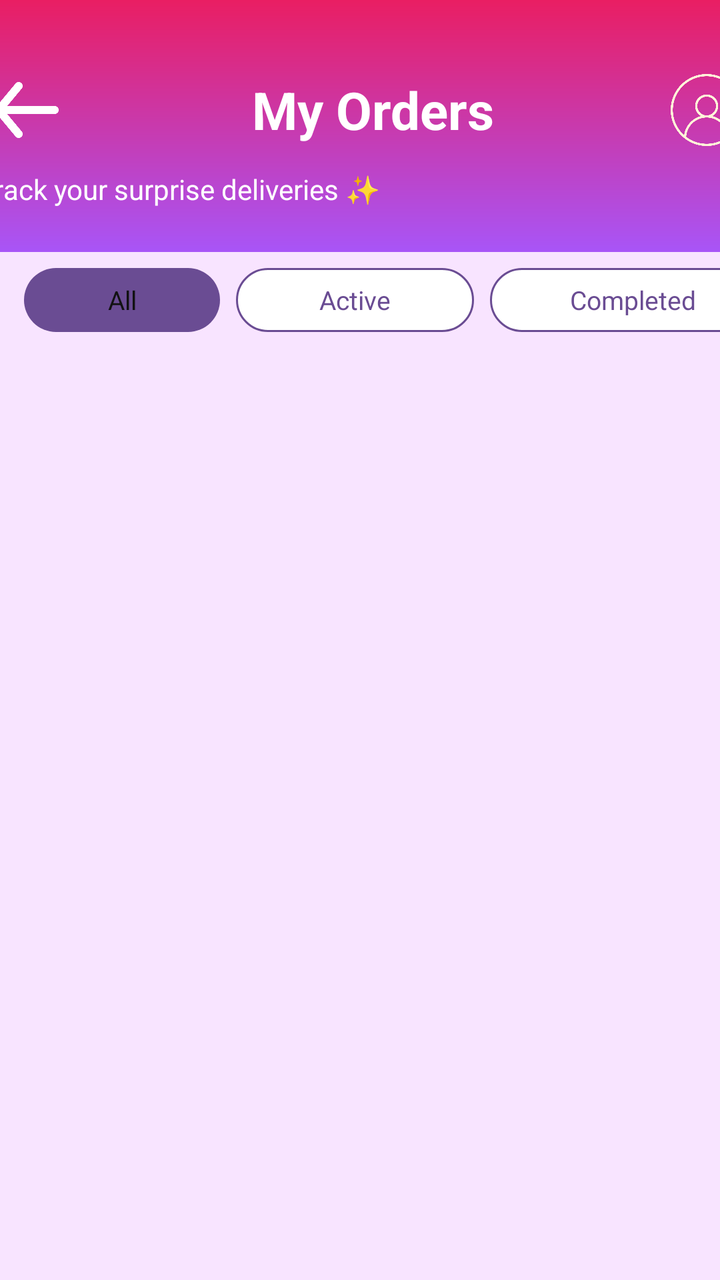
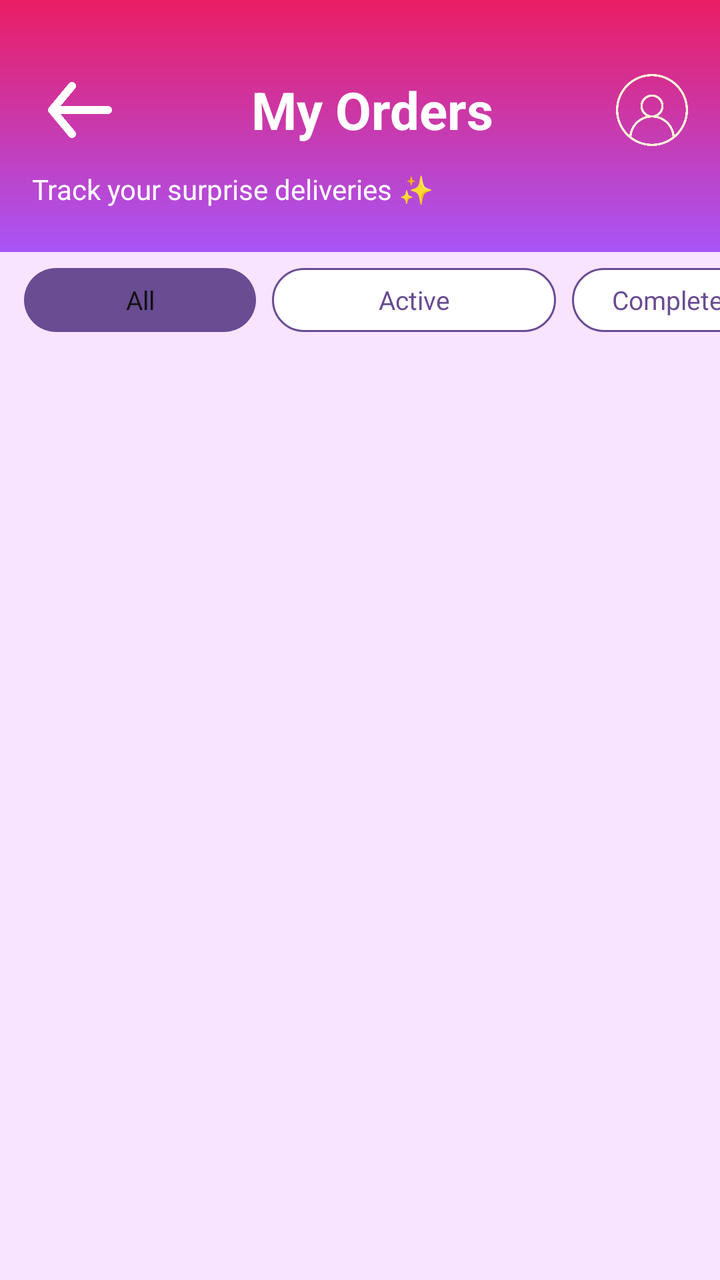

Screens rendered from an Android XML layout before and after an edit, with the pre-edit source and the edit as a unified diff.
<!-- AndroidManifest.xml: application theme Theme.Giftbox -->
<!-- res/layout/activity_my_orders.xml -->
<?xml version="1.0" encoding="utf-8"?>
<androidx.constraintlayout.widget.ConstraintLayout xmlns:android="http://schemas.android.com/apk/res/android"
    xmlns:app="http://schemas.android.com/apk/res-auto"
    xmlns:tools="http://schemas.android.com/tools"
    android:layout_width="match_parent"
    android:layout_height="match_parent"
    android:background="#F8E4FF"
    tools:context=".MyOrdersActivity">


    <LinearLayout
        android:id="@+id/orders_header"
        android:layout_width="414dp"
        android:layout_height="126dp"
        android:background="@drawable/gradient_purple_pink"
        android:orientation="vertical"
        android:padding="16dp"
        app:layout_constraintEnd_toEndOf="parent"
        app:layout_constraintStart_toStartOf="parent"
        app:layout_constraintTop_toTopOf="parent">

        <LinearLayout
            android:layout_width="match_parent"
            android:layout_height="wrap_content"
            android:layout_marginTop="15dp"
            android:gravity="center_vertical"
            android:orientation="horizontal">

            <ImageView
                android:id="@+id/back_button"
                android:layout_width="48dp"
                android:layout_height="48dp"
                android:contentDescription="Back"
                android:src="@drawable/back_arrow"
                app:tint="@android:color/white" />

            <TextView
                android:id="@+id/orders_title"
                android:layout_width="0dp"
                android:layout_height="wrap_content"
                android:layout_weight="1"
                android:gravity="center"
                android:text="My Orders"
                android:textColor="@android:color/white"
                android:textSize="26sp"
                android:textStyle="bold" />

            <ImageView
                android:id="@+id/orders_profile"
                android:layout_width="36dp"
                android:layout_height="36dp"
                android:contentDescription="Profile"
                android:src="@drawable/profile_icon"
                app:tint="@color/faqAnswerBg" />
        </LinearLayout>

        <TextView
            android:id="@+id/orders_subtitle"
            android:layout_width="377dp"
            android:layout_height="wrap_content"
            android:layout_marginTop="6dp"
            android:text="Track your surprise deliveries ✨"
            android:textColor="@android:color/white"
            android:textSize="14sp" />
    </LinearLayout>

    
    <HorizontalScrollView
        android:id="@+id/status_scroll"
        android:layout_width="0dp"
        android:layout_height="wrap_content"
        android:layout_marginTop="8dp"
        android:scrollbars="none"
        app:layout_constraintTop_toBottomOf="@id/orders_header"
        app:layout_constraintStart_toStartOf="parent"
        app:layout_constraintEnd_toEndOf="parent">

        <LinearLayout
            android:layout_width="wrap_content"
            android:layout_height="wrap_content"
            android:orientation="horizontal"
            android:paddingStart="12dp"
            android:paddingEnd="12dp">

            <TextView
                android:id="@+id/chip_all"
                android:layout_width="98dp"
                android:layout_height="32dp"
                android:layout_marginEnd="8dp"
                android:background="@drawable/chip_selected"
                android:gravity="center"
                android:text="All"
                android:textColor="@color/background"
                android:textSize="13sp" />

            <TextView
                android:id="@+id/chip_active"
                android:layout_width="119dp"
                android:layout_height="32dp"
                android:layout_marginEnd="8dp"
                android:background="@drawable/chip_unselected"
                android:gravity="center"
                android:text="Active"
                android:textColor="#6A4C93"
                android:textSize="13sp" />

            <TextView
                android:id="@+id/chip_completed"
                android:layout_width="143dp"
                android:layout_height="32dp"
                android:layout_marginEnd="8dp"
                android:background="@drawable/chip_unselected"
                android:gravity="center"
                android:text="Completed"
                android:textColor="#6A4C93"
                android:textSize="13sp" />
        </LinearLayout>
    </HorizontalScrollView>


    <ScrollView
        android:id="@+id/orders_scroll"
        android:layout_width="0dp"
        android:layout_height="0dp"
        android:layout_marginTop="8dp"
        android:layout_marginBottom="12dp"
        android:scrollbars="none"
        app:layout_constraintBottom_toBottomOf="parent"
        app:layout_constraintEnd_toEndOf="parent"
        app:layout_constraintStart_toStartOf="parent"
        app:layout_constraintTop_toBottomOf="@id/status_scroll"
        tools:ignore="SpeakableTextPresentCheck" />

</androidx.constraintlayout.widget.ConstraintLayout>
<!-- resources referenced by this layout -->
<resources>
  <color name="background">#121212</color>
  <color name="faqAnswerBg">#FFF5D9</color>
  <!-- drawable back_arrow: png bitmap (drawable, 5216 bytes) -->
  <!-- drawable chip_selected (drawable) -->
  <shape xmlns:android="http://schemas.android.com/apk/res/android">
      <solid android:color="#6A4C93" />
      <corners android:radius="50dp" />
  </shape>
  <!-- drawable chip_unselected (drawable) -->
  <shape xmlns:android="http://schemas.android.com/apk/res/android">
      <solid android:color="@android:color/white" />
      <corners android:radius="50dp" />
      <stroke
          android:width="1dp"
          android:color="#6A4C93" />
  </shape>
  <!-- drawable gradient_purple_pink (drawable) -->
  <shape xmlns:android="http://schemas.android.com/apk/res/android">
      <gradient
          android:startColor="#A855F7"
          android:endColor="#E91E63"
          android:angle="90" />
  
  </shape>
  <!-- drawable profile_icon: png bitmap (drawable, 33508 bytes) -->
  <style name="Theme.Giftbox" parent="Theme.MaterialComponents.DayNight.DarkActionBar">
          
          <item name="colorPrimary">@color/purple_500</item>
          <item name="colorPrimaryVariant">@color/purple_700</item>
          <item name="colorOnPrimary">@color/white</item>
          
          <item name="colorSecondary">@color/teal_200</item>
          <item name="colorSecondaryVariant">@color/teal_700</item>
          <item name="colorOnSecondary">@color/black</item>
          
          <item name="android:statusBarColor">?attr/colorPrimaryVariant</item>
          
      </style>
  <color name="purple_500">#FF6200EE</color>
  <color name="purple_700">#FF3700B3</color>
  <color name="white">#FFFFFFFF</color>
  <color name="teal_200">#FF03DAC5</color>
  <color name="teal_700">#FF018786</color>
  <color name="black">#FF000000</color>
</resources>

<!-- the commit's change to res/layout/activity_my_orders.xml (unified diff, before → after) -->
@@ -5,12 +5,12 @@
     android:layout_width="match_parent"
     android:layout_height="match_parent"
     android:background="#F8E4FF"
-    tools:context=".MyOrdersActivity">
+    tools:context=".view.MyOrdersActivity">
 
-
+    
     <LinearLayout
         android:id="@+id/orders_header"
-        android:layout_width="414dp"
+        android:layout_width="0dp"
         android:layout_height="126dp"
         android:background="@drawable/gradient_purple_pink"
         android:orientation="vertical"
@@ -56,7 +56,7 @@
 
         <TextView
             android:id="@+id/orders_subtitle"
-            android:layout_width="377dp"
+            android:layout_width="match_parent"
             android:layout_height="wrap_content"
             android:layout_marginTop="6dp"
             android:text="Track your surprise deliveries ✨"
@@ -84,30 +84,36 @@
 
             <TextView
                 android:id="@+id/chip_all"
-                android:layout_width="98dp"
+                android:layout_width="116dp"
                 android:layout_height="32dp"
                 android:layout_marginEnd="8dp"
                 android:background="@drawable/chip_selected"
                 android:gravity="center"
+                android:paddingLeft="20dp"
+                android:paddingRight="20dp"
                 android:text="All"
                 android:textColor="@color/background"
                 android:textSize="13sp" />
 
             <TextView
                 android:id="@+id/chip_active"
-                android:layout_width="119dp"
+                android:layout_width="142dp"
                 android:layout_height="32dp"
                 android:layout_marginEnd="8dp"
                 android:background="@drawable/chip_unselected"
                 android:gravity="center"
+                android:paddingLeft="20dp"
+                android:paddingRight="20dp"
                 android:text="Active"
                 android:textColor="#6A4C93"
                 android:textSize="13sp" />
 
             <TextView
                 android:id="@+id/chip_completed"
-                android:layout_width="143dp"
+                android:layout_width="wrap_content"
                 android:layout_height="32dp"
+                android:paddingLeft="20dp"
+                android:paddingRight="20dp"
                 android:layout_marginEnd="8dp"
                 android:background="@drawable/chip_unselected"
                 android:gravity="center"
@@ -117,18 +123,15 @@
         </LinearLayout>
     </HorizontalScrollView>
 
-
-    <ScrollView
-        android:id="@+id/orders_scroll"
+    
+    <androidx.recyclerview.widget.RecyclerView
+        android:id="@+id/rvMyOrders"
         android:layout_width="0dp"
         android:layout_height="0dp"
-        android:layout_marginTop="8dp"
-        android:layout_marginBottom="12dp"
-        android:scrollbars="none"
+        android:padding="8dp"
+        app:layout_constraintTop_toBottomOf="@id/status_scroll"
         app:layout_constraintBottom_toBottomOf="parent"
-        app:layout_constraintEnd_toEndOf="parent"
         app:layout_constraintStart_toStartOf="parent"
-        app:layout_constraintTop_toBottomOf="@id/status_scroll"
-        tools:ignore="SpeakableTextPresentCheck" />
+        app:layout_constraintEnd_toEndOf="parent" />
 
 </androidx.constraintlayout.widget.ConstraintLayout>
